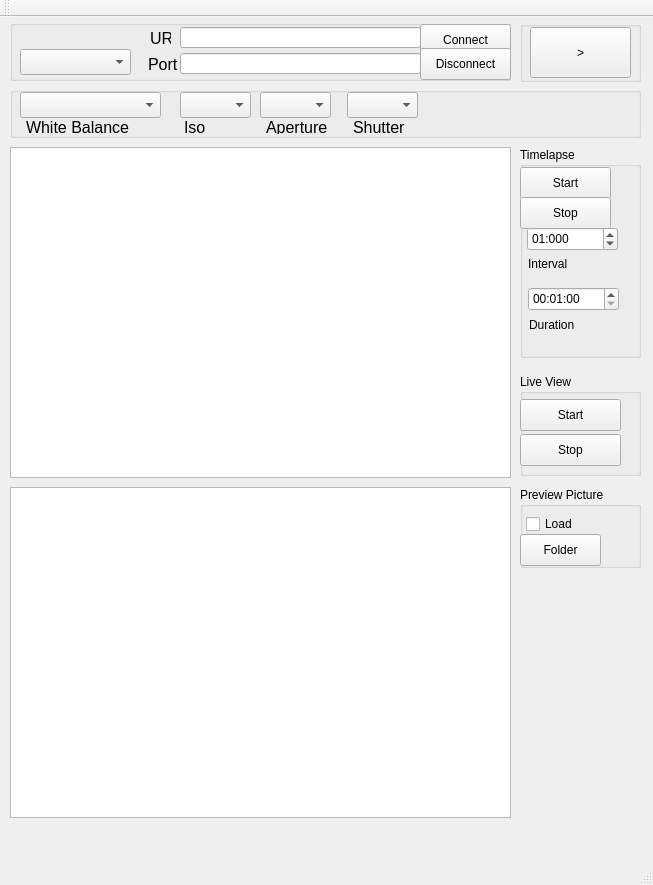
This is mainwindow.ui in klangobjekte/CameraRemote as Qt 5 draws it before an edit. The edited form follows.
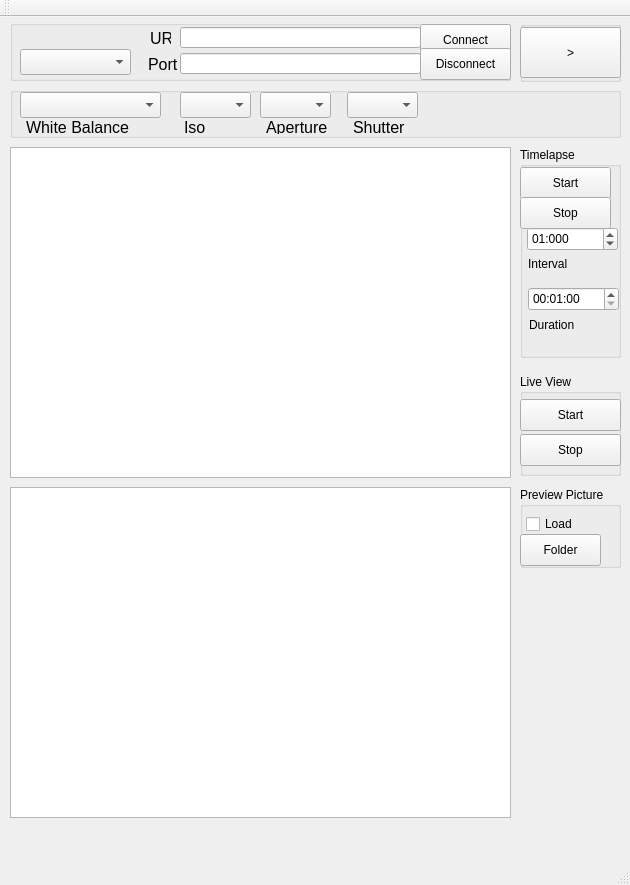
This is the edited form.

Diff of the .ui file:
```diff
--- a/mainwindow.ui
+++ b/mainwindow.ui
@@ -6,7 +6,7 @@
    <rect>
     <x>0</x>
     <y>0</y>
-    <width>653</width>
+    <width>630</width>
     <height>885</height>
    </rect>
   </property>
@@ -127,7 +127,7 @@
      <rect>
       <x>520</x>
       <y>130</y>
-      <width>121</width>
+      <width>101</width>
       <height>211</height>
      </rect>
     </property>
@@ -232,7 +232,7 @@
      <rect>
       <x>520</x>
       <y>357</y>
-      <width>121</width>
+      <width>101</width>
       <height>102</height>
      </rect>
     </property>
@@ -274,7 +274,7 @@
      <rect>
       <x>520</x>
       <y>470</y>
-      <width>121</width>
+      <width>101</width>
       <height>81</height>
      </rect>
     </property>
@@ -322,7 +322,7 @@
      <rect>
       <x>520</x>
       <y>4</y>
-      <width>121</width>
+      <width>101</width>
       <height>61</height>
      </rect>
     </property>
@@ -332,7 +332,7 @@
     <widget class="QPushButton" name="takePicturePushButton">
      <property name="geometry">
       <rect>
-       <x>10</x>
+       <x>0</x>
        <y>6</y>
        <width>101</width>
        <height>51</height>
@@ -348,7 +348,7 @@
      <rect>
       <x>10</x>
       <y>70</y>
-      <width>631</width>
+      <width>611</width>
       <height>51</height>
      </rect>
     </property>
```
Left out of the diff: 11 changed lines with no effect on the pictures.
